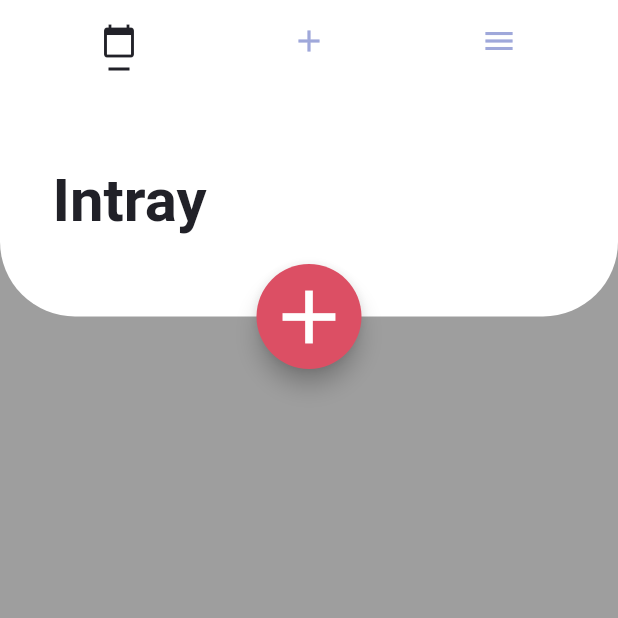
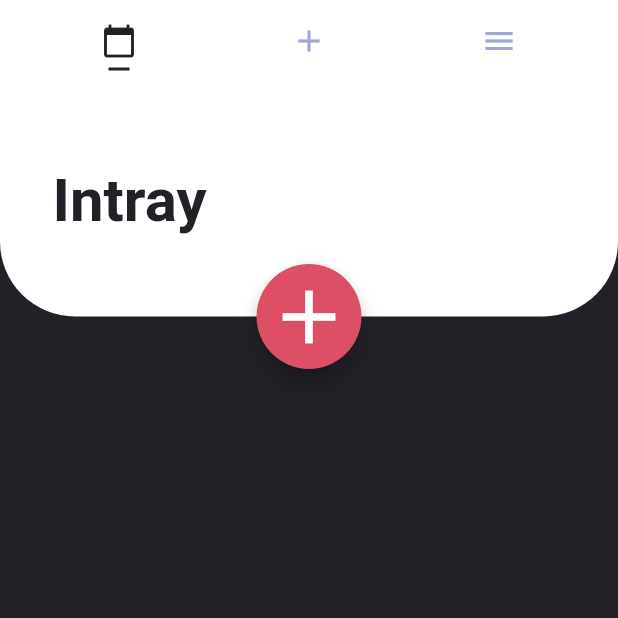
Before and after one commit to JaidynBelbin/FlutterTodoApp, a Flutter app: the screen it shows after launch, on a phone screen of 412 x 824 dp, the top half of it. Run offline on Flutter 3.47's test engine with Material 2 defaults, Android fonts, the phone set to English and light mode, and no system bars; Roboto replaces fonts that are missing (Avenir).

Commit message:
added first page for the in-tray tab

```diff
--- /dev/null
+++ b/App/todoapp/lib/UI/intraypage.dart
@@ -0,0 +1,16 @@
+import 'package:flutter/material.dart';
+import 'package:todoapp/models/global.dart';
+
+class IntrayPage extends StatefulWidget {
+  @override
+  _IntrayPageState createState() => _IntrayPageState();
+}
+
+class _IntrayPageState extends State<IntrayPage> {
+  @override
+  Widget build(BuildContext context) {
+    return Container(
+      color: darkGreyColour,
+    );
+  }
+}
--- a/App/todoapp/lib/main.dart
+++ b/App/todoapp/lib/main.dart
@@ -1,4 +1,5 @@
 import 'package:flutter/material.dart';
+import 'package:todoapp/UI/intraypage.dart';
 import 'models/global.dart';
 
 void main() {
@@ -60,9 +61,7 @@ class _MyHomePageState extends State<MyHomePage> {
           children: [
             TabBarView(
               children: [
-                Container(
-                  color: Colors.grey,
-                ),
+                IntrayPage(),
                 Container(
                   color: Colors.grey,
                 ),
```
Also changed, not shown: 2 other files.
